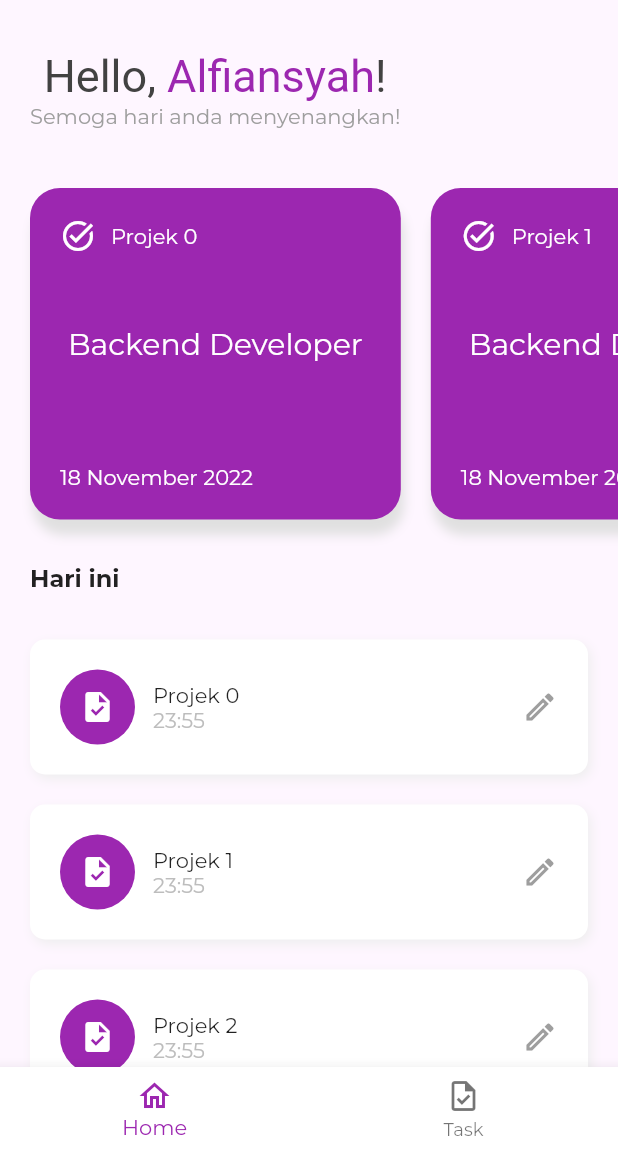
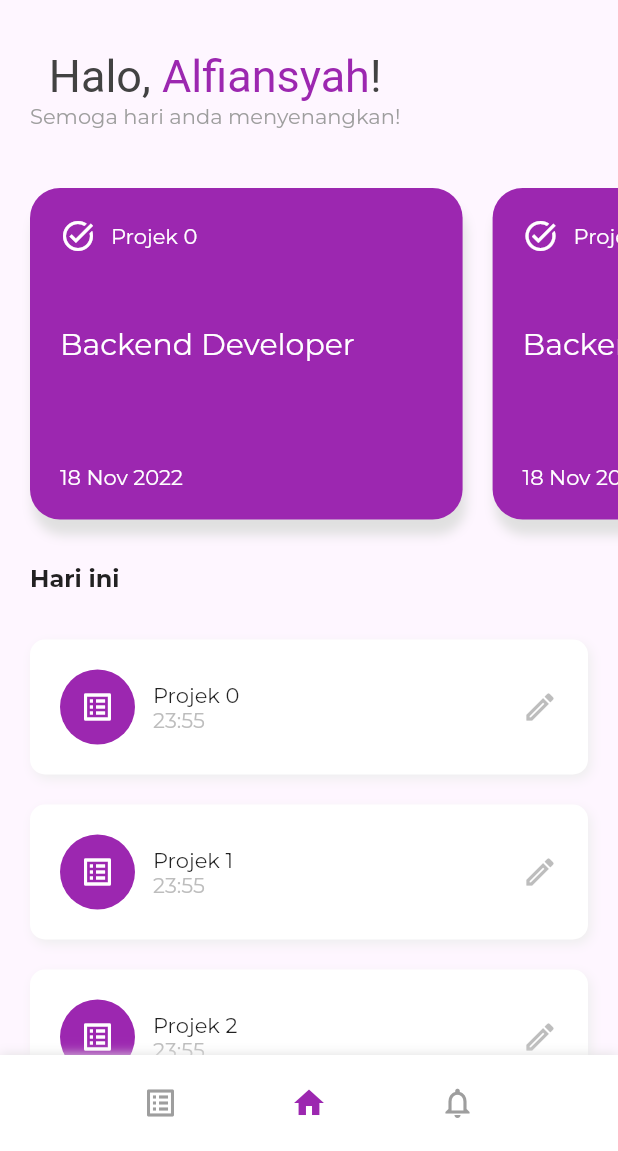
Before and after one commit to izzaalfiansyah/flutter-taskman, a Flutter app: the screen it shows after launch, on a phone screen of 412 x 824 dp, the part 85-1236 px from its top. Run offline on Flutter 3.47's test engine with Material 2 defaults, Android fonts, the light colour scheme and no system bars; project files that could hold a hidden picture were left out.

Commit message:
add task page

```diff
--- /dev/null
+++ b/lib/components/bottomnav.dart
@@ -0,0 +1,48 @@
+// ignore_for_file: prefer_const_constructors
+
+import 'package:flutter/material.dart';
+import 'package:taskman/constant.dart';
+
+class BottomNav extends StatelessWidget {
+  const BottomNav({
+    Key? key,
+  }) : super(key: key);
+
+  @override
+  Widget build(BuildContext context) {
+    return Container(
+      padding: EdgeInsets.all(20),
+      decoration: BoxDecoration(
+        color: Colors.white,
+        boxShadow: [
+          BoxShadow(
+            blurRadius: 6,
+            color: Colors.grey.shade300,
+          )
+        ],
+      ),
+      child: Row(
+        mainAxisAlignment: MainAxisAlignment.spaceEvenly,
+        children: List.generate(
+          menu.length,
+          (index) {
+            var item = menu[index];
+            var isActive = item['path'] == ModalRoute.of(context)?.settings.name;
+            var icon = isActive ? item['activeIcon'] : item['icon'];
+            var color = isActive ? cPrimary : Colors.grey;
+
+            return GestureDetector(
+              onTap: () {
+                Navigator.of(context).pushReplacementNamed(item['path'] as String);
+              },
+              child: Icon(
+                icon as IconData,
+                color: color,
+              ),
+            );
+          },
+        ),
+      ),
+    );
+  }
+}
--- /dev/null
+++ b/lib/components/dashboarditem.dart
@@ -0,0 +1,75 @@
+// ignore_for_file: prefer_const_constructors
+
+import 'package:flutter/material.dart';
+import 'package:taskman/constant.dart';
+
+class DashboardItem extends StatelessWidget {
+  const DashboardItem({
+    Key? key,
+    required this.name,
+    required this.detail,
+    required this.date,
+  }) : super(key: key);
+
+  final String name;
+  final String detail;
+  final String date;
+
+  @override
+  Widget build(BuildContext context) {
+    return Container(
+      margin: EdgeInsets.symmetric(horizontal: 10),
+      padding: EdgeInsets.all(20),
+      width: MediaQuery.of(context).size.width * .7,
+      decoration: BoxDecoration(
+        color: cPrimary,
+        boxShadow: [
+          BoxShadow(
+            color: Colors.grey.shade300,
+            blurRadius: 6,
+            offset: Offset(2, 10),
+          )
+        ],
+        borderRadius: BorderRadius.circular(20),
+      ),
+      child: Column(
+        crossAxisAlignment: CrossAxisAlignment.start,
+        children: [
+          Row(
+            children: [
+              Icon(
+                Icons.task_alt,
+                color: Colors.white,
+              ),
+              SizedBox(width: 10),
+              Text(
+                name,
+                style: TextStyle(
+                  color: Colors.white,
+                ),
+              ),
+            ],
+          ),
+          Container(
+            height: 120,
+            alignment: Alignment.centerLeft,
+            child: Text(
+              detail,
+              style: TextStyle(
+                fontSize: 20,
+                color: Colors.white,
+              ),
+            ),
+          ),
+          SizedBox(height: 20),
+          Text(
+            date,
+            style: TextStyle(
+              color: Colors.white,
+            ),
+          )
+        ],
+      ),
+    );
+  }
+}
--- /dev/null
+++ b/lib/components/taskitem.dart
@@ -0,0 +1,71 @@
+// ignore_for_file: prefer_const_constructors
+
+import 'package:flutter/material.dart';
+import 'package:taskman/constant.dart';
+
+class TaskItem extends StatelessWidget {
+  const TaskItem({
+    Key? key,
+    required this.name,
+    required this.datetime,
+    required this.action,
+  }) : super(key: key);
+
+  final String name;
+  final String datetime;
+  final Widget action;
+
+  @override
+  Widget build(BuildContext context) {
+    return Container(
+      padding: EdgeInsets.all(20),
+      margin: EdgeInsets.only(bottom: 20),
+      decoration: BoxDecoration(
+        borderRadius: BorderRadius.circular(10),
+        color: Colors.white,
+        boxShadow: [
+          BoxShadow(
+            color: Colors.grey.shade200,
+            blurRadius: 6,
+            offset: Offset(2, 3),
+          ),
+        ],
+      ),
+      child: Row(
+        mainAxisAlignment: MainAxisAlignment.spaceBetween,
+        children: [
+          Row(
+            children: [
+              Container(
+                height: 50,
+                width: 50,
+                decoration: BoxDecoration(
+                  color: cPrimary,
+                  shape: BoxShape.circle,
+                ),
+                margin: EdgeInsets.only(right: 12),
+                child: Icon(
+                  Icons.list_alt,
+                  color: Colors.white,
+                ),
+              ),
+              Column(
+                crossAxisAlignment: CrossAxisAlignment.start,
+                children: [
+                  Text(name),
+                  Text(
+                    datetime,
+                    style: TextStyle(
+                      color: Colors.grey.shade400,
+                    ),
+                  ),
+                ],
+              )
+            ],
+          ),
+          action,
+        ],
+      ),
+    );
+  }
+}
--- a/lib/constant.dart
+++ b/lib/constant.dart
@@ -1,15 +1,31 @@
+// ignore_for_file: prefer_const_constructors
+
 import 'package:flutter/material.dart';
 
 const cPrimary = Colors.purple;
 
-void navigatorPushReplace(context, {required page}) {
-  Navigator.of(context).pushReplacement(MaterialPageRoute(builder: (context) => page));
-}
+var menu = [
+  {
+    'path': '/task',
+    'icon': Icons.list_alt_outlined,
+    'activeIcon': Icons.list_alt_outlined,
+  },
+  {
+    'path': '/',
+    'icon': Icons.home_outlined,
+    'activeIcon': Icons.home,
+  },
+  {
+    'path': '/notification',
+    'icon': Icons.notifications_none_outlined,
+    'activeIcon': Icons.notifications,
+  },
+];
 
-void navigatorPush(context, {required page}) {
-  Navigator.of(context).push(MaterialPageRoute(builder: (context) => page));
-}
-
-void navigatorPop(context, {page}) {
-  Navigator.of(context).pop();
-}
+var shadow = [
+  BoxShadow(
+    color: Colors.grey.shade200,
+    blurRadius: 6,
+    offset: Offset(2, 3),
+  ),
+];
--- a/lib/main.dart
+++ b/lib/main.dart
@@ -1,6 +1,8 @@
 import 'package:flutter/material.dart';
 import 'package:taskman/constant.dart';
+import 'package:taskman/pages/home.dart';
 import 'package:taskman/pages/splash.dart';
+import 'package:taskman/pages/task.dart';
 
 void main() {
   runApp(const MyApp());
@@ -20,7 +22,12 @@ class MyApp extends StatelessWidget {
         fontFamily: 'Montserrat',
         scaffoldBackgroundColor: const Color.fromARGB(255, 254, 246, 255),
       ),
-      home: Splash(),
+      initialRoute: '/splash',
+      routes: {
+        '/': (context) => Home(),
+        '/splash': (context) => Splash(),
+        '/task': (context) => Task(),
+      },
     );
   }
 }
--- a/lib/pages/home.dart
+++ b/lib/pages/home.dart
@@ -1,6 +1,9 @@
 // ignore_for_file: prefer_const_constructors_in_immutables, prefer_const_constructors, prefer_const_literals_to_create_immutables
 
 import 'package:flutter/material.dart';
+import 'package:taskman/components/bottomnav.dart';
+import 'package:taskman/components/dashboarditem.dart';
+import 'package:taskman/components/taskitem.dart';
 import 'package:taskman/constant.dart';
 
 class Home extends StatefulWidget {
@@ -54,7 +57,7 @@ class _HomeState extends State<Home> {
                           RichText(
                             text: TextSpan(
                               children: [
-                                TextSpan(text: 'Hello, '),
+                                TextSpan(text: 'Halo, '),
                                 TextSpan(
                                   text: 'Alfiansyah',
                                   style: TextStyle(
@@ -93,59 +96,10 @@ class _HomeState extends State<Home> {
                       (index) {
                         return Padding(
                           padding: const EdgeInsets.only(bottom: 20),
-                          child: Container(
-                            margin: EdgeInsets.symmetric(horizontal: 10),
-                            padding: EdgeInsets.all(20),
-                            width: MediaQuery.of(context).size.width * .6,
-                            decoration: BoxDecoration(
-                              color: cPrimary,
-                              boxShadow: [
-                                BoxShadow(
-                                  color: Colors.grey.shade300,
-                                  blurRadius: 6,
-                                  offset: Offset(2, 10),
-                                )
-                              ],
-                              borderRadius: BorderRadius.circular(20),
-                            ),
-                            child: Column(
-                              crossAxisAlignment: CrossAxisAlignment.start,
-                              children: [
-                                Row(
-                                  children: [
-                                    Icon(
-                                      Icons.task_alt,
-                                      color: Colors.white,
-                                    ),
-                                    SizedBox(width: 10),
-                                    Text(
-                                      'Projek $index',
-                                      style: TextStyle(
-                                        color: Colors.white,
-                                      ),
-                                    ),
-                                  ],
-                                ),
-                                Container(
-                                  height: 120,
-                                  alignment: Alignment.center,
-                                  child: Text(
-                                    'Backend Developer',
-                                    style: TextStyle(
-                                      fontSize: 20,
-                                      color: Colors.white,
-                                    ),
-                                  ),
-                                ),
-                                SizedBox(height: 20),
-                                Text(
-                                  '18 November 2022',
-                                  style: TextStyle(
-                                    color: Colors.white,
-                                  ),
-                                )
-                              ],
-                            ),
+                          child: DashboardItem(
+                            name: 'Projek $index',
+                            detail: 'Backend Developer',
+                            date: '18 Nov 2022',
                           ),
                         );
                       },
@@ -170,57 +124,14 @@ class _HomeState extends State<Home> {
                 children: List.generate(
                   5,
                   (index) {
-                    return Container(
-                      padding: EdgeInsets.all(20),
-                      margin: EdgeInsets.only(bottom: 20),
-                      decoration: BoxDecoration(
-                        borderRadius: BorderRadius.circular(10),
-                        color: Colors.white,
-                        boxShadow: [
-                          BoxShadow(
-                            color: Colors.grey.shade200,
-                            blurRadius: 6,
-                            offset: Offset(2, 3),
-                          ),
-                        ],
-                      ),
-                      child: Row(
-                        mainAxisAlignment: MainAxisAlignment.spaceBetween,
-                        children: [
-                          Row(
-                            children: [
-                              Container(
-                                height: 50,
-                                width: 50,
-                                decoration: BoxDecoration(
-                                  color: cPrimary,
-                                  shape: BoxShape.circle,
-                                ),
-                                margin: EdgeInsets.only(right: 12),
-                                child: Icon(
-                                  Icons.task,
-                                  color: Colors.white,
-                                ),
-                              ),
-                              Column(
-                                crossAxisAlignment: CrossAxisAlignment.start,
-                                children: [
-                                  Text('Projek $index'),
-                                  Text(
-                                    '23:55',
-                                    style: TextStyle(
-                                      color: Colors.grey.shade400,
-                                    ),
-                                  ),
-                                ],
-                              )
-                            ],
-                          ),
-                          Icon(
-                            Icons.edit_outlined,
-                            color: Colors.grey,
-                          ),
-                        ],
+                    return TaskItem(
+                      name: "Projek $index",
+                      datetime: '23:55',
+                      action: GestureDetector(
+                        child: Icon(
+                          Icons.edit_outlined,
+                          color: Colors.grey.shade400,
+                        ),
                       ),
                     );
                   },
@@ -230,13 +141,7 @@ class _HomeState extends State<Home> {
           ),
         ),
       ),
-      bottomNavigationBar: BottomNavigationBar(
-        backgroundColor: Colors.white,
-        items: [
-          BottomNavigationBarItem(icon: Icon(Icons.home_outlined), label: 'Home'),
-          BottomNavigationBarItem(icon: Icon(Icons.task_outlined), label: 'Task'),
-        ],
-      ),
+      bottomNavigationBar: BottomNav(),
     );
   }
 }
--- a/lib/pages/splash.dart
+++ b/lib/pages/splash.dart
@@ -4,7 +4,6 @@ import 'dart:async';
 
 import 'package:flutter/material.dart';
 import 'package:taskman/constant.dart';
-import 'package:taskman/pages/home.dart';
 
 class Splash extends StatefulWidget {
   Splash({Key? key}) : super(key: key);
@@ -18,7 +17,7 @@ class SplashState extends State<Splash> {
   void initState() {
     super.initState();
     Timer(Duration(milliseconds: 1500), () {
-      navigatorPushReplace(context, page: Home());
+      Navigator.of(context).pushNamed('/');
     });
   }
 
```
Also changed, not shown: lib/pages/task.dart (added, +158 -0 lines).
